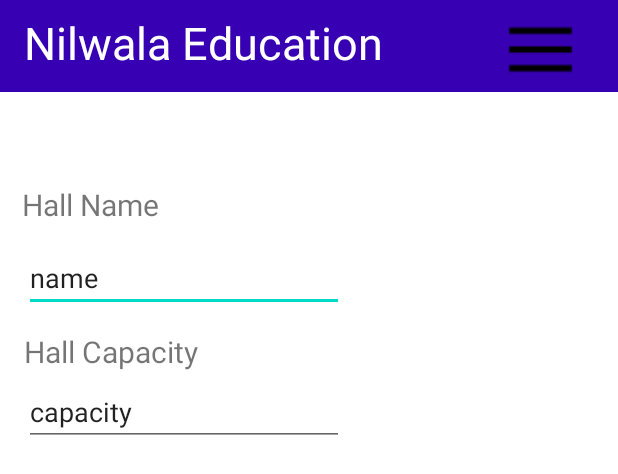
After one commit to IT19967080/MobileApplicationProject, an Android app: the layout activity_hall_add.xml on its own in the app's theme, with its tools: preview values and no code run, on a phone screen of 412 x 824 dp. The commit adds this screen. Shown: the top 474 px of the screen. Run offline under Robolectric (Android 15) with nearby library versions, the phone set to English and light mode, and no system bars.

Commit message:
update 3

```diff
--- a/app/src/main/java/com/example/madproject/mainHall.java
+++ b/app/src/main/java/com/example/madproject/Hall_Home.java
@@ -4,11 +4,11 @@ import androidx.appcompat.app.AppCompatActivity;
 
 import android.os.Bundle;
 
-public class mainHall extends AppCompatActivity {
+public class Hall_Home extends AppCompatActivity {
 
     @Override
     protected void onCreate(Bundle savedInstanceState) {
         super.onCreate(savedInstanceState);
-        setContentView(R.layout.activity_main_hall);
+        setContentView(R.layout.activity_hall_home);
     }
 }
--- /dev/null
+++ b/app/src/main/res/layout/activity_hall_add.xml
@@ -0,0 +1,97 @@
+<?xml version="1.0" encoding="utf-8"?>
+<androidx.constraintlayout.widget.ConstraintLayout xmlns:android="http://schemas.android.com/apk/res/android"
+    xmlns:app="http://schemas.android.com/apk/res-auto"
+    xmlns:tools="http://schemas.android.com/tools"
+    android:layout_width="match_parent"
+    android:layout_height="match_parent"
+    tools:context=".Hall_Add">
+
+    <androidx.constraintlayout.widget.ConstraintLayout
+        android:id="@+id/constraintLayout"
+        android:layout_width="414dp"
+        android:layout_height="61dp"
+        android:background="@color/design_default_color_primary_variant"
+        app:layout_constraintEnd_toEndOf="parent"
+        app:layout_constraintStart_toStartOf="parent"
+        app:layout_constraintTop_toTopOf="parent">
+
+        <TextView
+            android:id="@+id/textView7"
+            android:layout_width="279dp"
+            android:layout_height="54dp"
+            android:layout_marginStart="16dp"
+            android:layout_marginLeft="16dp"
+            android:layout_marginTop="8dp"
+            android:text="@string/dashboard_title"
+            android:textColor="@color/colorWhite"
+            android:textSize="30sp"
+            app:layout_constraintStart_toStartOf="parent"
+            app:layout_constraintTop_toTopOf="parent" />
+
+        <ImageView
+            android:id="@+id/imageView19"
+            android:layout_width="wrap_content"
+            android:layout_height="wrap_content"
+            android:layout_marginStart="40dp"
+            android:layout_marginLeft="40dp"
+            android:layout_marginTop="8dp"
+            app:layout_constraintStart_toEndOf="@+id/textView7"
+            app:layout_constraintTop_toTopOf="parent"
+            app:srcCompat="@drawable/dmenu" />
+
+    </androidx.constraintlayout.widget.ConstraintLayout>
+
+    <TextView
+        android:id="@+id/textView8"
+        android:layout_width="164dp"
+        android:layout_height="43dp"
+        android:text="Hall Name"
+        android:textSize="20sp"
+        app:layout_constraintBottom_toBottomOf="parent"
+        app:layout_constraintEnd_toEndOf="parent"
+        app:layout_constraintHorizontal_bias="0.06"
+        app:layout_constraintStart_toStartOf="parent"
+        app:layout_constraintTop_toTopOf="parent"
+        app:layout_constraintVertical_bias="0.157" />
+
+    <EditText
+        android:id="@+id/editTextTextPersonName2"
+        android:layout_width="wrap_content"
+        android:layout_height="wrap_content"
+        android:ems="10"
+        android:inputType="textPersonName"
+        android:text="name"
+        app:layout_constraintBottom_toBottomOf="parent"
+        app:layout_constraintEnd_toEndOf="parent"
+        app:layout_constraintHorizontal_bias="0.079"
+        app:layout_constraintStart_toStartOf="parent"
+        app:layout_constraintTop_toTopOf="parent"
+        app:layout_constraintVertical_bias="0.209" />
+
+    <TextView
+        android:id="@+id/textView9"
+        android:layout_width="171dp"
+        android:layout_height="34dp"
+        android:text="Hall Capacity"
+        android:textSize="20sp"
+        app:layout_constraintBottom_toBottomOf="parent"
+        app:layout_constraintEnd_toEndOf="parent"
+        app:layout_constraintHorizontal_bias="0.066"
+        app:layout_constraintStart_toStartOf="parent"
+        app:layout_constraintTop_toTopOf="parent"
+        app:layout_constraintVertical_bias="0.279" />
+
+    <EditText
+        android:id="@+id/editTextTextPersonName3"
+        android:layout_width="wrap_content"
+        android:layout_height="wrap_content"
+        android:ems="10"
+        android:inputType="textPersonName"
+        android:text="capacity"
+        app:layout_constraintBottom_toBottomOf="parent"
+        app:layout_constraintEnd_toEndOf="parent"
+        app:layout_constraintHorizontal_bias="0.079"
+        app:layout_constraintStart_toStartOf="parent"
+        app:layout_constraintTop_toTopOf="parent"
+        app:layout_constraintVertical_bias="0.324" />
+</androidx.constraintlayout.widget.ConstraintLayout>
--- a/app/src/main/res/values/colors.xml
+++ b/app/src/main/res/values/colors.xml
@@ -12,6 +12,7 @@
 
     <color name="colorPurple">#4a148c</color>
     <color name="gold">#DD9830</color>
+    <color name="homeC">#010618</color>
 
 
 </resources>
```
Also changed, not shown: app/src/main/AndroidManifest.xml (+9 -5 lines), app/src/main/java/com/example/madproject/Hall_Add.java (added, +14 -0 lines), app/src/main/res/layout/activity_hall_home.xml (added, +62 -0 lines), app/src/main/res/layout/activity_main_hall.xml (deleted, +0 -19 lines), app/src/main/res/drawable/b1.jpg (added), app/src/main/res/drawable/b3.jpg (added), 1 other file.
